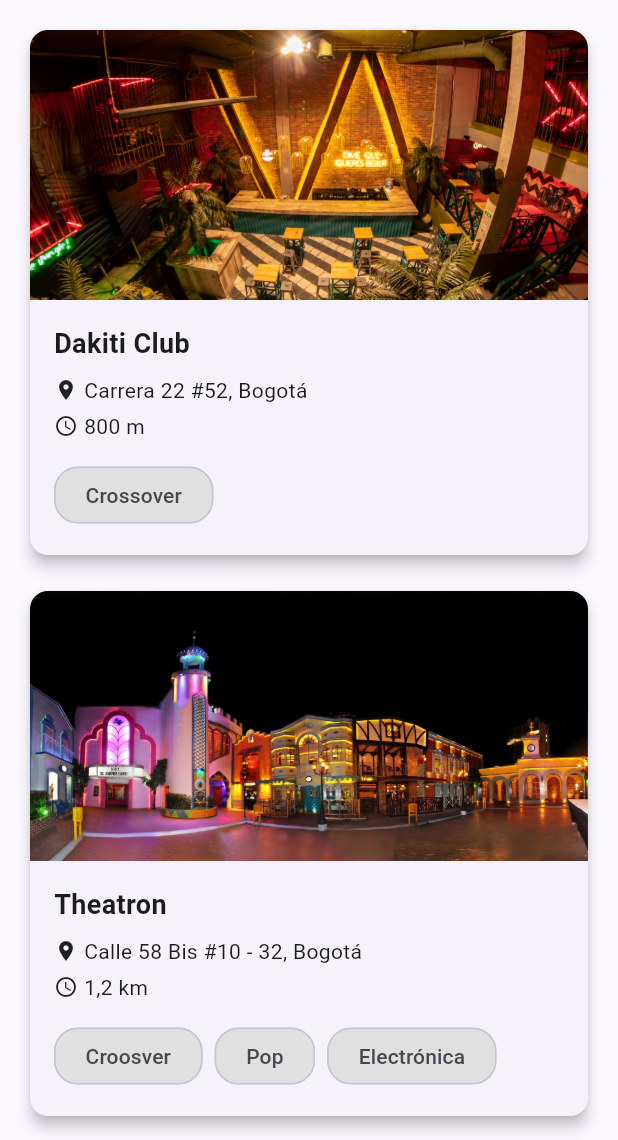
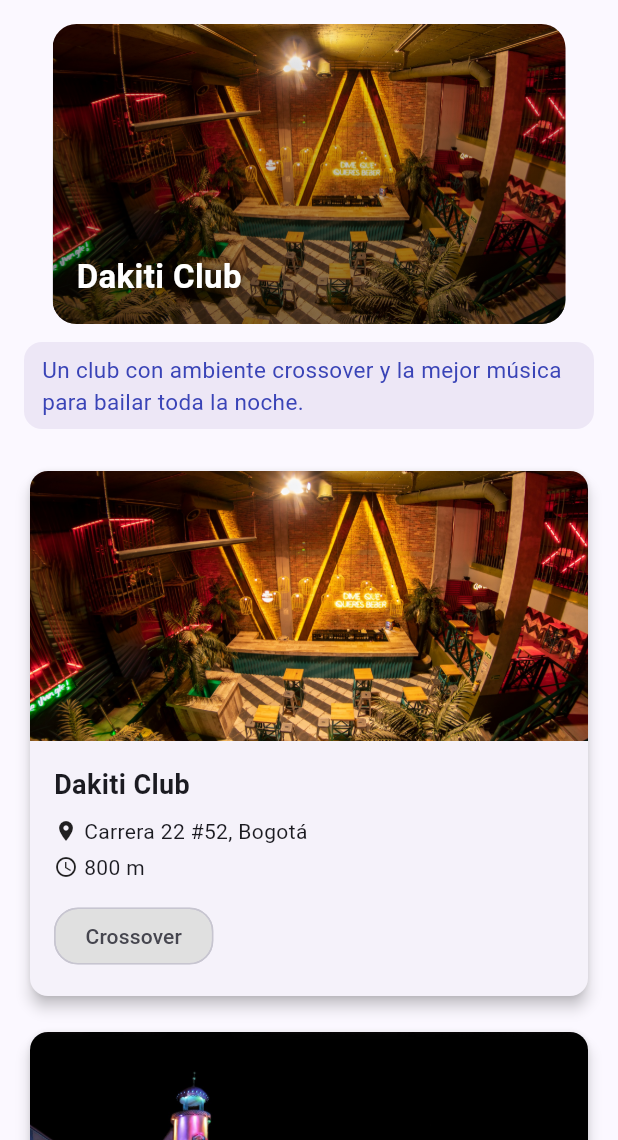
Before and after one commit to AndreSSS1022/Quiz, a Flutter app: the screen it shows after launch, on a phone screen of 412 x 824 dp, the part 96-1236 px from its top. Run offline on Flutter 3.47's test engine with Material 3 defaults, Android fonts, the phone set to English and light mode, and no system bars; drawn by our look-alikes of carousel_slider.

Commit message:
Commit: Creacion de carrusel

```diff
--- a/partyfinder/lib/main.dart
+++ b/partyfinder/lib/main.dart
@@ -1,4 +1,5 @@
 import 'package:flutter/material.dart';
+import 'package:carousel_slider/carousel_slider.dart';
 
 void main() {
   runApp(const MyApp());
@@ -31,6 +32,52 @@
 class _MyHomePageState extends State<MyHomePage> {
   bool _showSearch = false;
   final TextEditingController _searchController = TextEditingController();
+
+  // Datos de los bares
+  final List<Map<String, dynamic>> bars = [
+    {
+      'image': 'assets/bar1.jpg',
+      'name': 'Dakiti Club',
+      'address': 'Carrera 22 #52, Bogotá',
+      'distance': '800 m',
+      'tags': ['Crossover'],
+      'desc': 'Un club con ambiente crossover y la mejor música para bailar toda la noche.',
+    },
+    {
+      'image': 'assets/bar2.jpg',
+      'name': 'Theatron',
+      'address': 'Calle 58 Bis #10 - 32, Bogotá',
+      'distance': '1,2 km',
+      'tags': ['Croosver', 'Pop', 'Electrónica'],
+      'desc': 'El club más grande de Latinoamérica, con múltiples ambientes y géneros.',
+    },
+    {
+      'image': 'assets/bar3.jpg',
+      'name': 'Clandestino',
+      'address': 'Calle 84A # 12-50, Bogotá',
+      'distance': '2 km',
+      'tags': ['Salsa', 'Latino','crossover'],
+      'desc': 'Perfecto para los amantes de la salsa y la música latina.',
+    },
+    {
+      'image': 'assets/bar4.jpg',
+      'name': 'La Negra',
+      'address': 'Calle 100 #15-20, Bogotá',
+      'distance': '2,5 km',
+      'tags': ['Latino', 'Caribeña'],
+      'desc': 'Ambiente caribeño y ritmos latinos para disfrutar con amigos.',
+    },
+    {
+      'image': 'assets/bar5.jpg',
+      'name': 'Presea Bar',
+      'address': 'Cra 13 #50-60, Bogotá',
+      'distance': '3 km',
+      'tags': ['Techno', 'After Party'],
+      'desc': 'El mejor after party con DJs de techno y ambiente underground.',
+    },
+  ];
+
+  int _currentBar = 0;
 
   void _toggleSearch() {
     setState(() {
@@ -197,45 +244,90 @@
       body: ListView(
         padding: const EdgeInsets.all(16),
         children: [
-          BarCard(
-            image: 'assets/bar1.jpg',
-            name: 'Dakiti Club',
-            address: 'Carrera 22 #52, Bogotá',
-            distance: '800 m',
-            tags: const ['Crossover'],
+          // Carrusel de bares
+          CarouselSlider(
+            items: bars.map((bar) {
+              return ClipRRect(
+                borderRadius: BorderRadius.circular(16),
+                child: Stack(
+                  fit: StackFit.expand,
+                  children: [
+                    Image.asset(
+                      bar['image'],
+                      fit: BoxFit.cover,
+                    ),
+                    Container(
+                      decoration: BoxDecoration(
+                        gradient: LinearGradient(
+                          colors: [Colors.black.withOpacity(0.5), Colors.transparent],
+                          begin: Alignment.bottomCenter,
+                          end: Alignment.topCenter,
+                        ),
+                      ),
+                    ),
+                    Align(
+                      alignment: Alignment.bottomLeft,
+                      child: Padding(
+                        padding: const EdgeInsets.all(16.0),
+                        child: Text(
+                          bar['name'],
+                          style: const TextStyle(
+                            color: Colors.white,
+                            fontSize: 22,
+                            fontWeight: FontWeight.bold,
+                            shadows: [Shadow(blurRadius: 8, color: Colors.black)],
+                          ),
+                        ),
+                      ),
+                    ),
+                  ],
+                ),
+              );
+            }).toList(),
+            options: CarouselOptions(
+              height: 200,
+              autoPlay: true,
+              autoPlayInterval: const Duration(seconds: 5),
+              enlargeCenterPage: true,
+              viewportFraction: 0.9,
+              onPageChanged: (index, reason) {
+                setState(() {
+                  _currentBar = index;
+                });
+              },
+            ),
           ),
-          const SizedBox(height: 16),
-          BarCard(
-            image: 'assets/bar2.jpg',
-            name: 'Theatron',
-            address: 'Calle 58 Bis #10 - 32, Bogotá',
-            distance: '1,2 km',
-            tags: const ['Croosver', 'Pop', 'Electrónica'],
+          const SizedBox(height: 12),
+          // Descripción breve del bar seleccionado
+          AnimatedSwitcher(
+            duration: const Duration(milliseconds: 300),
+            child: Container(
+              key: ValueKey(_currentBar),
+              padding: const EdgeInsets.symmetric(vertical: 8, horizontal: 12),
+              decoration: BoxDecoration(
+                color: Colors.deepPurple.shade50,
+                borderRadius: BorderRadius.circular(12),
+              ),
+              child: Text(
+                bars[_currentBar]['desc'],
+                style: const TextStyle(fontSize: 15, color: Color(0xFF3A44B7)),
+              ),
+            ),
           ),
-          const SizedBox(height: 16),
-          BarCard(
-            image: 'assets/bar3.jpg',
-            name: 'Clandestino',
-            address: 'Calle 84A # 12-50, Bogotá',
-            distance: '2 km',
-            tags: const ['Salsa', 'Latino','crossover'],
-          ),
-          const SizedBox(height: 16),
-          BarCard(
-            image: 'assets/bar4.jpg',
-            name: 'La Negra',
-            address: 'Calle 100 #15-20, Bogotá',
-            distance: '2,5 km',
-            tags: const ['Latino', 'Caribeña'],
-          ),
-          const SizedBox(height: 16),
-          BarCard(
-            image: 'assets/bar5.jpg',
-            name: 'Presea Bar',
-            address: 'Cra 13 #50-60, Bogotá',
-            distance: '3 km',
-            tags: const ['Techno', 'After Party'],
-          ),
+          const SizedBox(height: 24),
+          // Cards de bares
+          ...bars.map((bar) => Column(
+                children: [
+                  BarCard(
+                    image: bar['image'],
+                    name: bar['name'],
+                    address: bar['address'],
+                    distance: bar['distance'],
+                    tags: List<String>.from(bar['tags']),
+                  ),
+                  const SizedBox(height: 16),
+                ],
+              )),
         ],
       ),
     );
--- a/partyfinder/pubspec.yaml
+++ b/partyfinder/pubspec.yaml
@@ -34,6 +34,9 @@
   # The following adds the Cupertino Icons font to your application.
   # Use with the CupertinoIcons class for iOS style icons.
   cupertino_icons: ^1.0.8
+
+  flutter_carousel_slider: ^1.1.0
+  carousel_slider: ^5.1.1
 
 dev_dependencies:
   flutter_test:
```
Also changed, not shown: partyfinder/pubspec.lock.
